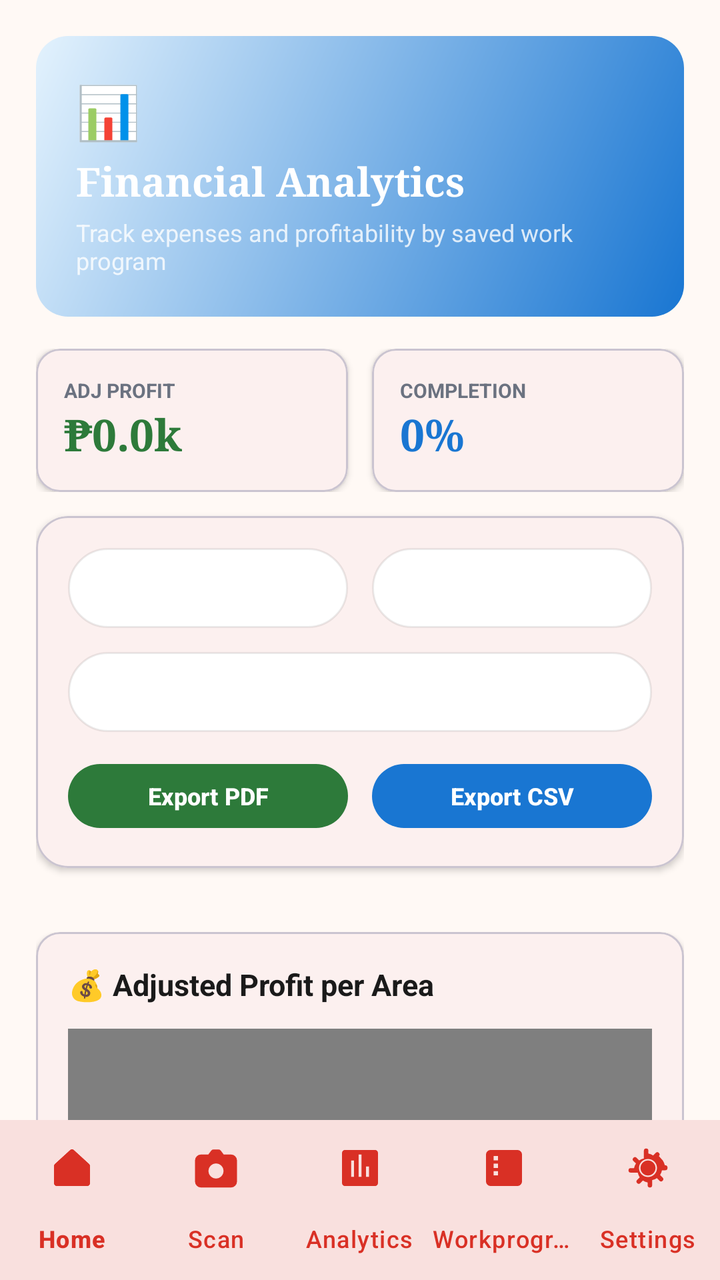
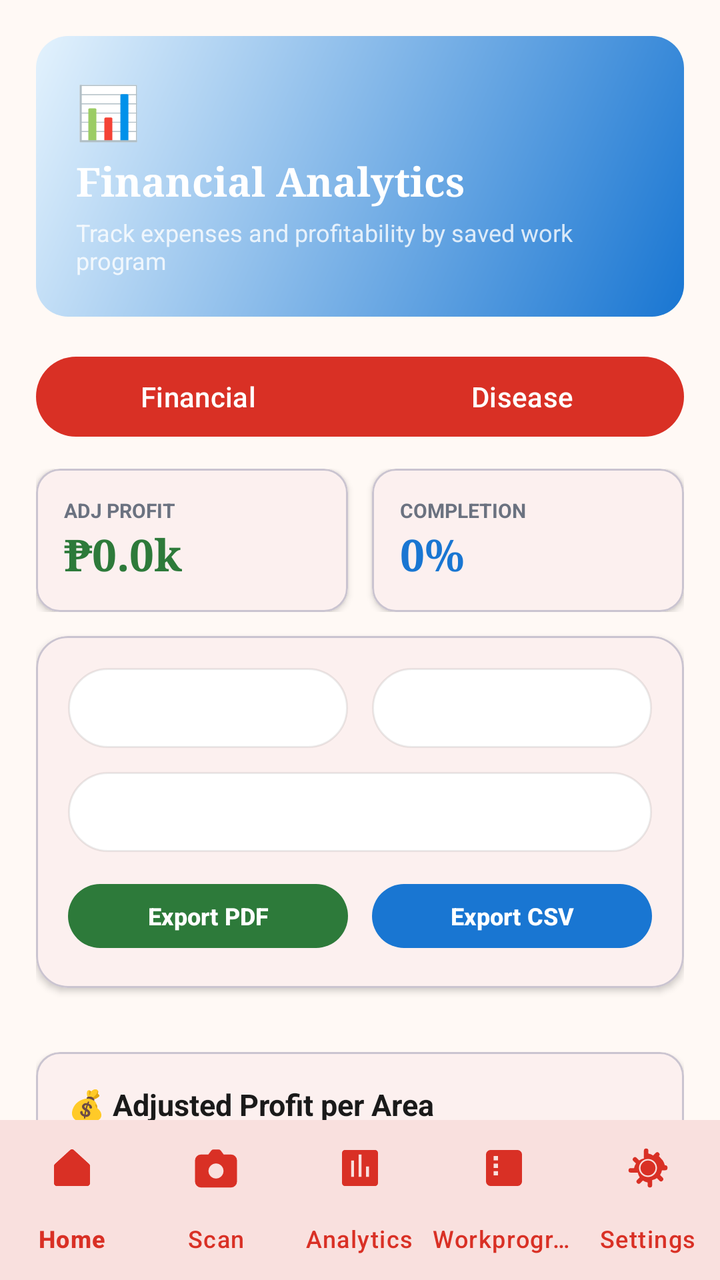

Compare the two renders of this Android layout. The source of the first and the diff that turns it into the second are given below.
<!-- AndroidManifest.xml: application theme Theme.TomatoApp -->
<!-- res/layout/activity_analytics.xml -->
<?xml version="1.0" encoding="utf-8"?>
<RelativeLayout xmlns:android="http://schemas.android.com/apk/res/android"
    xmlns:app="http://schemas.android.com/apk/res-auto"
    xmlns:tools="http://schemas.android.com/tools"
    android:id="@+id/main_layout"
    android:layout_width="match_parent"
    android:layout_height="match_parent"
    android:background="@color/cream"
    tools:context=".AnalyticsActivity">

    
    <LinearLayout
        android:id="@+id/analyticsRoot"
        android:layout_width="match_parent"
        android:layout_height="match_parent"
        android:orientation="vertical"
        android:layout_above="@id/bottom_navigation"
        android:fitsSystemWindows="true">

        <androidx.core.widget.NestedScrollView
            android:layout_width="match_parent"
            android:layout_height="match_parent"
            android:fillViewport="true"
            android:clipToPadding="false"
            android:paddingBottom="40dp">

            <LinearLayout
                android:layout_width="match_parent"
                android:layout_height="wrap_content"
                android:orientation="vertical"
                android:padding="18dp">

                
                <LinearLayout
                    android:layout_width="match_parent"
                    android:layout_height="wrap_content"
                    android:orientation="vertical"
                    android:background="@drawable/bg_blue_gradient_rounded"
                    android:padding="20dp"
                    android:layout_marginBottom="16dp">

                    <TextView
                        android:layout_width="wrap_content"
                        android:layout_height="wrap_content"
                        android:text="📊"
                        android:textSize="26sp"
                        android:layout_marginBottom="4dp" />

                    <TextView
                        android:layout_width="wrap_content"
                        android:layout_height="wrap_content"
                        android:text="Financial Analytics"
                        android:textColor="@color/white"
                        android:fontFamily="serif"
                        android:textSize="20sp"
                        android:textStyle="bold"
                        android:layout_marginBottom="4dp" />

                    <TextView
                        android:layout_width="wrap_content"
                        android:layout_height="wrap_content"
                        android:text="Track expenses and profitability by saved work program"
                        android:textColor="#CCFFFFFF"
                        android:textSize="12sp" />
                </LinearLayout>

                
                <LinearLayout
                    android:id="@+id/statsGrid"
                    android:layout_width="match_parent"
                    android:layout_height="wrap_content"
                    android:orientation="horizontal"
                    android:layout_marginBottom="12dp"
                    android:weightSum="2">

                    <com.google.android.material.card.MaterialCardView
                        android:layout_width="0dp"
                        android:layout_height="wrap_content"
                        android:layout_weight="1"
                        android:layout_marginEnd="6dp"
                        app:cardCornerRadius="12dp"
                        app:cardElevation="2dp"
                        app:cardBackgroundColor="@color/white">
                        <LinearLayout
                            android:layout_width="match_parent"
                            android:layout_height="wrap_content"
                            android:orientation="vertical"
                            android:padding="14dp">
                            <TextView
                                android:layout_width="wrap_content"
                                android:layout_height="wrap_content"
                                android:text="ADJ PROFIT"
                                android:textColor="@color/muted"
                                android:textSize="10sp"
                                android:textStyle="bold" />
                            <TextView
                                android:id="@+id/tvNetProfitStat"
                                android:layout_width="wrap_content"
                                android:layout_height="wrap_content"
                                android:text="₱0.0k"
                                android:textColor="@color/green"
                                android:textSize="22sp"
                                android:textStyle="bold"
                                android:fontFamily="serif" />
                        </LinearLayout>
                    </com.google.android.material.card.MaterialCardView>

                    <com.google.android.material.card.MaterialCardView
                        android:layout_width="0dp"
                        android:layout_height="wrap_content"
                        android:layout_weight="1"
                        android:layout_marginStart="6dp"
                        app:cardCornerRadius="12dp"
                        app:cardElevation="2dp"
                        app:cardBackgroundColor="@color/white">
                        <LinearLayout
                            android:layout_width="match_parent"
                            android:layout_height="wrap_content"
                            android:orientation="vertical"
                            android:padding="14dp">
                            <TextView
                                android:layout_width="wrap_content"
                                android:layout_height="wrap_content"
                                android:text="COMPLETION"
                                android:textColor="@color/muted"
                                android:textSize="10sp"
                                android:textStyle="bold" />
                            <TextView
                                android:id="@+id/tvCompletionStat"
                                android:layout_width="wrap_content"
                                android:layout_height="wrap_content"
                                android:text="0%"
                                android:textColor="@color/blue"
                                android:textSize="22sp"
                                android:textStyle="bold"
                                android:fontFamily="serif" />
                        </LinearLayout>
                    </com.google.android.material.card.MaterialCardView>
                </LinearLayout>

                
                <com.google.android.material.card.MaterialCardView
                    android:layout_width="match_parent"
                    android:layout_height="wrap_content"
                    android:layout_marginBottom="16dp"
                    app:cardCornerRadius="16dp"
                    app:cardElevation="2dp"
                    app:cardBackgroundColor="@color/white">

                    <LinearLayout
                        android:layout_width="match_parent"
                        android:layout_height="wrap_content"
                        android:orientation="vertical"
                        android:padding="16dp">

                        <LinearLayout
                            android:layout_width="match_parent"
                            android:layout_height="wrap_content"
                            android:orientation="horizontal"
                            android:layout_marginBottom="12dp">

                            <Spinner
                                android:id="@+id/viewModeSpinner"
                                android:layout_width="0dp"
                                android:layout_height="40dp"
                                android:layout_weight="1"
                                android:background="@drawable/bg_analytics_spinner"
                                android:layout_marginEnd="6dp"
                                android:paddingStart="12dp"
                                android:paddingEnd="12dp" />
                                
                            <Spinner
                                android:id="@+id/seasonFilterSpinner"
                                android:layout_width="0dp"
                                android:layout_height="40dp"
                                android:layout_weight="1"
                                android:background="@drawable/bg_analytics_spinner"
                                android:layout_marginStart="6dp"
                                android:paddingStart="12dp"
                                android:paddingEnd="12dp" />
                        </LinearLayout>
                        
                        <Spinner
                            android:id="@+id/cultivarFilterSpinner"
                            android:layout_width="match_parent"
                            android:layout_height="40dp"
                            android:background="@drawable/bg_analytics_spinner"
                            android:layout_marginBottom="12dp"
                            android:paddingStart="12dp"
                            android:paddingEnd="12dp" />

                        <LinearLayout
                            android:layout_width="match_parent"
                            android:layout_height="wrap_content"
                            android:orientation="horizontal">

                            <com.google.android.material.button.MaterialButton
                                android:id="@+id/btnExportPdf"
                                android:layout_width="0dp"
                                android:layout_height="40dp"
                                android:layout_weight="1"
                                android:text="Export PDF"
                                android:layout_marginEnd="6dp"
                                android:textColor="@color/white"
                                android:textSize="12sp"
                                android:textStyle="bold"
                                android:textAllCaps="false"
                                app:backgroundTint="@color/green"
                                app:cornerRadius="20dp" />

                            <com.google.android.material.button.MaterialButton
                                android:id="@+id/btnExportCsv"
                                android:layout_width="0dp"
                                android:layout_height="40dp"
                                android:layout_weight="1"
                                android:text="Export CSV"
                                android:layout_marginStart="6dp"
                                android:textColor="@color/white"
                                android:textSize="12sp"
                                android:textStyle="bold"
                                android:textAllCaps="false"
                                app:backgroundTint="@color/blue"
                                app:cornerRadius="20dp" />
                        </LinearLayout>
                    </LinearLayout>
                </com.google.android.material.card.MaterialCardView>

                
                <FrameLayout
                    android:layout_width="match_parent"
                    android:layout_height="wrap_content">

                    <ProgressBar
                        android:id="@+id/analyticsProgress"
                        style="?android:attr/progressBarStyle"
                        android:layout_width="wrap_content"
                        android:layout_height="wrap_content"
                        android:layout_gravity="center"
                        android:visibility="gone" />

                    <LinearLayout
                        android:id="@+id/resultsLayout"
                        android:layout_width="match_parent"
                        android:layout_height="wrap_content"
                        android:orientation="vertical">

                        
                        <LinearLayout
                            android:id="@+id/programCardsContainer"
                            android:layout_width="match_parent"
                            android:layout_height="wrap_content"
                            android:orientation="vertical"
                            android:layout_marginBottom="16dp" />

                        
                        <LinearLayout
                            android:id="@+id/chartsContainer"
                            android:layout_width="match_parent"
                            android:layout_height="wrap_content"
                            android:orientation="vertical">

                            
                            <com.google.android.material.card.MaterialCardView
                                android:layout_width="match_parent"
                                android:layout_height="wrap_content"
                                android:layout_marginBottom="16dp"
                                app:cardCornerRadius="12dp"
                                app:cardElevation="2dp"
                                app:cardBackgroundColor="@color/white">
                                <LinearLayout
                                    android:layout_width="match_parent"
                                    android:layout_height="wrap_content"
                                    android:orientation="vertical"
                                    android:padding="16dp">
                                    <TextView
                                        android:layout_width="wrap_content"
                                        android:layout_height="wrap_content"
                                        android:text="💰 Adjusted Profit per Area"
                                        android:textStyle="bold"
                                        android:textColor="@color/text_primary"
                                        android:textSize="15sp"
                                        android:layout_marginBottom="12dp" />
                                    <com.github.mikephil.charting.charts.BarChart
                                        android:id="@+id/barChart"
                                        android:layout_width="match_parent"
                                        android:layout_height="240dp" />
                                </LinearLayout>
                            </com.google.android.material.card.MaterialCardView>

                            
                            <com.google.android.material.card.MaterialCardView
                                android:layout_width="match_parent"
                                android:layout_height="wrap_content"
                                android:layout_marginBottom="16dp"
                                app:cardCornerRadius="12dp"
                                app:cardElevation="2dp"
                                app:cardBackgroundColor="@color/white">
                                <LinearLayout
                                    android:layout_width="match_parent"
                                    android:layout_height="wrap_content"
                                    android:orientation="vertical"
                                    android:padding="16dp">
                                    <TextView
                                        android:layout_width="wrap_content"
                                        android:layout_height="wrap_content"
                                        android:text="✅ Completion Rate Trend by Cultivar"
                                        android:textStyle="bold"
                                        android:textColor="@color/text_primary"
                                        android:textSize="15sp"
                                        android:layout_marginBottom="12dp" />
                                    <com.github.mikephil.charting.charts.LineChart
                                        android:id="@+id/completionChart"
                                        android:layout_width="match_parent"
                                        android:layout_height="240dp" />
                                </LinearLayout>
                            </com.google.android.material.card.MaterialCardView>
                        </LinearLayout>
                    </LinearLayout>

                    
                    <com.google.android.material.card.MaterialCardView
                        android:id="@+id/emptyStateCard"
                        android:layout_width="match_parent"
                        android:layout_height="wrap_content"
                        app:cardCornerRadius="16dp"
                        app:cardElevation="2dp"
                        app:cardBackgroundColor="@color/white"
                        android:visibility="gone">
                        <LinearLayout
                            android:layout_width="match_parent"
                            android:layout_height="wrap_content"
                            android:orientation="vertical"
                            android:gravity="center"
                            android:padding="32dp">
                            <TextView
                                android:layout_width="wrap_content"
                                android:layout_height="wrap_content"
                                android:text="📊"
                                android:textSize="64sp"
                                android:layout_marginBottom="16dp" />
                            <TextView
                                android:id="@+id/emptyText"
                                android:layout_width="wrap_content"
                                android:layout_height="wrap_content"
                                android:text="No Analytics Data Yet"
                                android:textAlignment="center"
                                android:textColor="@color/text_primary"
                                android:textSize="18sp"
                                android:textStyle="bold"
                                android:layout_marginBottom="8dp" />
                            <TextView
                                android:layout_width="wrap_content"
                                android:layout_height="wrap_content"
                                android:text="Save a work program to see finance cards here"
                                android:textAlignment="center"
                                android:textColor="@color/muted"
                                android:textSize="14sp" />
                        </LinearLayout>
                    </com.google.android.material.card.MaterialCardView>
                </FrameLayout>
            </LinearLayout>
        </androidx.core.widget.NestedScrollView>
    </LinearLayout>

    <com.google.android.material.bottomnavigation.BottomNavigationView
        android:id="@+id/bottom_navigation"
        android:layout_width="match_parent"
        android:layout_height="wrap_content"
        android:layout_alignParentBottom="true"
        android:background="@color/white"
        app:menu="@menu/menu_bottom_nav"
        app:itemIconTint="@color/nav_selected"
        app:itemTextColor="@color/nav_selected"
        app:labelVisibilityMode="labeled"
        app:elevation="16dp" />

</RelativeLayout>
<!-- resources referenced by this layout -->
<resources>
  <color name="blue">#1976D2</color>
  <color name="cream">#FFF9F5</color>
  <color name="green">#2D7A3A</color>
  <color name="muted">#6B7280</color>
  <color name="nav_selected">#D93025</color>
  <color name="text_primary">#1A1A1A</color>
  <color name="white">#FFFFFFFF</color>
  <!-- drawable bg_analytics_spinner (drawable) -->
  <?xml version="1.0" encoding="utf-8"?>
  <shape xmlns:android="http://schemas.android.com/apk/res/android">
      <solid android:color="@android:color/white" />
      <stroke
          android:width="1dp"
          android:color="@color/border" />
      <corners android:radius="999dp" />
  </shape>
  <!-- drawable bg_blue_gradient_rounded (drawable) -->
  <?xml version="1.0" encoding="utf-8"?>
  <shape xmlns:android="http://schemas.android.com/apk/res/android">
      <gradient
          android:angle="315"
          android:endColor="@color/blue"
          android:startColor="@color/blue_light"
          android:type="linear" />
      <corners android:radius="16dp" />
  </shape>
  <style name="Theme.TomatoApp" parent="Base.Theme.TomatoApp" />
  <color name="border">#14000000</color>
  <color name="blue_light">#E3F2FD</color>
  <style name="Base.Theme.TomatoApp" parent="Theme.Material3.DayNight.NoActionBar">
          
          <item name="colorPrimary">@color/tomato_red</item>
          <item name="colorOnPrimary">@color/white</item>
          <item name="colorSecondary">@color/fresh_green</item>
          <item name="colorOnSecondary">@color/white</item>
          <item name="colorSurface">@color/surface</item>
          <item name="colorOnSurface">@color/text_primary</item>
          <item name="colorError">@color/error</item>
          <item name="android:windowBackground">@color/bg_light_gray</item>
      </style>
  <color name="tomato_red">#D93025</color>
  <color name="fresh_green">#3DBE5A</color>
  <color name="surface">#FFFFFF</color>
  <color name="error">#D93025</color>
  <color name="bg_light_gray">#FFF9F5</color>
</resources>

<!-- the commit's change to res/layout/activity_analytics.xml (unified diff, before → after) -->
@@ -47,6 +47,7 @@
                         android:layout_marginBottom="4dp" />
 
                     <TextView
+                        android:id="@+id/headerTitle"
                         android:layout_width="wrap_content"
                         android:layout_height="wrap_content"
                         android:text="Financial Analytics"
@@ -57,12 +58,38 @@
                         android:layout_marginBottom="4dp" />
 
                     <TextView
+                        android:id="@+id/headerSubtitle"
                         android:layout_width="wrap_content"
                         android:layout_height="wrap_content"
                         android:text="Track expenses and profitability by saved work program"
                         android:textColor="#CCFFFFFF"
                         android:textSize="12sp" />
                 </LinearLayout>
+
+                <com.google.android.material.button.MaterialButtonToggleGroup
+                    android:id="@+id/tabGroup"
+                    android:layout_width="match_parent"
+                    android:layout_height="wrap_content"
+                    android:layout_marginBottom="12dp"
+                    app:singleSelection="true"
+                    app:selectionRequired="true">
+
+                    <com.google.android.material.button.MaterialButton
+                        android:id="@+id/btnTabFinancial"
+                        android:layout_width="0dp"
+                        android:layout_height="wrap_content"
+                        android:layout_weight="1"
+                        android:text="Financial"
+                        android:textAllCaps="false" />
+
+                    <com.google.android.material.button.MaterialButton
+                        android:id="@+id/btnTabDisease"
+                        android:layout_width="0dp"
+                        android:layout_height="wrap_content"
+                        android:layout_weight="1"
+                        android:text="Disease"
+                        android:textAllCaps="false" />
+                </com.google.android.material.button.MaterialButtonToggleGroup>
 
                 
                 <LinearLayout
@@ -82,6 +109,7 @@
                         app:cardElevation="2dp"
                         app:cardBackgroundColor="@color/white">
                         <LinearLayout
+                            android:id="@+id/exportRow"
                             android:layout_width="match_parent"
                             android:layout_height="wrap_content"
                             android:orientation="vertical"
@@ -227,6 +255,7 @@
 
                 
                 <FrameLayout
+                    android:id="@+id/financialResults"
                     android:layout_width="match_parent"
                     android:layout_height="wrap_content">
 
@@ -358,6 +387,124 @@
                         </LinearLayout>
                     </com.google.android.material.card.MaterialCardView>
                 </FrameLayout>
+
+                <LinearLayout
+                    android:id="@+id/diseaseSection"
+                    android:layout_width="match_parent"
+                    android:layout_height="wrap_content"
+                    android:orientation="vertical"
+                    android:visibility="gone">
+
+                    <com.google.android.material.card.MaterialCardView
+                        android:layout_width="match_parent"
+                        android:layout_height="wrap_content"
+                        android:layout_marginBottom="12dp"
+                        app:cardCornerRadius="12dp"
+                        app:cardElevation="2dp"
+                        app:cardBackgroundColor="@color/white">
+
+                        <LinearLayout
+                            android:layout_width="match_parent"
+                            android:layout_height="wrap_content"
+                            android:orientation="horizontal"
+                            android:weightSum="3"
+                            android:padding="14dp">
+
+                            <LinearLayout
+                                android:layout_width="0dp"
+                                android:layout_height="wrap_content"
+                                android:layout_weight="1"
+                                android:orientation="vertical">
+                                <TextView
+                                    android:id="@+id/tvScanTotal"
+                                    android:layout_width="wrap_content"
+                                    android:layout_height="wrap_content"
+                                    android:text="0"
+                                    android:textColor="@color/text_primary"
+                                    android:textSize="22sp"
+                                    android:textStyle="bold"
+                                    android:fontFamily="serif" />
+                                <TextView
+                                    android:layout_width="wrap_content"
+                                    android:layout_height="wrap_content"
+                                    android:text="SCANS"
+                                    android:textColor="@color/muted"
+                                    android:textSize="10sp"
+                                    android:textStyle="bold" />
+                            </LinearLayout>
+
+                            <LinearLayout
+                                android:layout_width="0dp"
+                                android:layout_height="wrap_content"
+                                android:layout_weight="1"
+                                android:orientation="vertical">
+                                <TextView
+                                    android:id="@+id/tvScanHealthy"
+                                    android:layout_width="wrap_content"
+                                    android:layout_height="wrap_content"
+                                    android:text="0%"
+                                    android:textColor="@color/green"
+                                    android:textSize="22sp"
+                                    android:textStyle="bold"
+                                    android:fontFamily="serif" />
+                                <TextView
+                                    android:layout_width="wrap_content"
+                                    android:layout_height="wrap_content"
+                                    android:text="HEALTHY"
+                                    android:textColor="@color/muted"
+                                    android:textSize="10sp"
+                                    android:textStyle="bold" />
+                            </LinearLayout>
+
+                            <LinearLayout
+                                android:layout_width="0dp"
+                                android:layout_height="wrap_content"
+                                android:layout_weight="1"
+                                android:orientation="vertical">
+                                <TextView
+                                    android:id="@+id/tvScanInfected"
+                                    android:layout_width="wrap_content"
+                                    android:layout_height="wrap_content"
+                                    android:text="0%"
+                                    android:textColor="@color/tomato_red"
+                                    android:textSize="22sp"
+                                    android:textStyle="bold"
+                                    android:fontFamily="serif" />
+                                <TextView
+                                    android:layout_width="wrap_content"
+                                    android:layout_height="wrap_content"
+                                    android:text="INFECTED"
+                                    android:textColor="@color/muted"
+                                    android:textSize="10sp"
+                                    android:textStyle="bold" />
+                            </LinearLayout>
+                        </LinearLayout>
+                    </com.google.android.material.card.MaterialCardView>
+
+                    <LinearLayout
+                        android:id="@+id/diseaseListContainer"
+                        android:layout_width="match_parent"
+                        android:layout_height="wrap_content"
+                        android:orientation="vertical" />
+
+                    <com.google.android.material.card.MaterialCardView
+                        android:id="@+id/diseaseEmptyCard"
+                        android:layout_width="match_parent"
+                        android:layout_height="wrap_content"
+                        android:visibility="gone"
+                        app:cardCornerRadius="12dp"
+                        app:cardElevation="2dp"
+                        app:cardBackgroundColor="@color/white">
+                        <TextView
+                            android:layout_width="match_parent"
+                            android:layout_height="wrap_content"
+                            android:padding="24dp"
+                            android:text="No work programs match the filters."
+                            android:textAlignment="center"
+                            android:textColor="@color/text_primary"
+                            android:textSize="14sp" />
+                    </com.google.android.material.card.MaterialCardView>
+                </LinearLayout>
             </LinearLayout>
         </androidx.core.widget.NestedScrollView>
     </LinearLayout>
